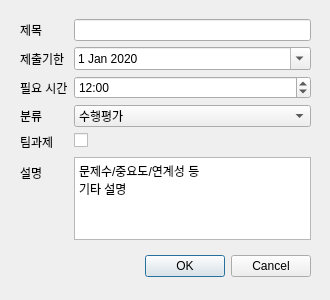
Old version of the form UI/taskQuery.ui in the repository Talkwarrior/workReminder.
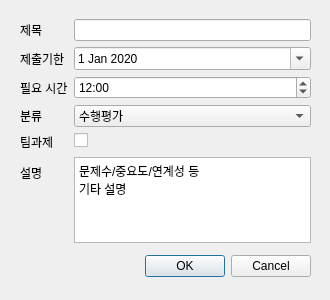
New version of the form.

The edit to the form file:
```diff
--- a/UI/taskQuery.ui
+++ b/UI/taskQuery.ui
@@ -35,7 +35,7 @@
      <x>20</x>
      <y>19</y>
      <width>291</width>
-     <height>221</height>
+     <height>224</height>
     </rect>
    </property>
    <layout class="QFormLayout" name="formLayout">
```
